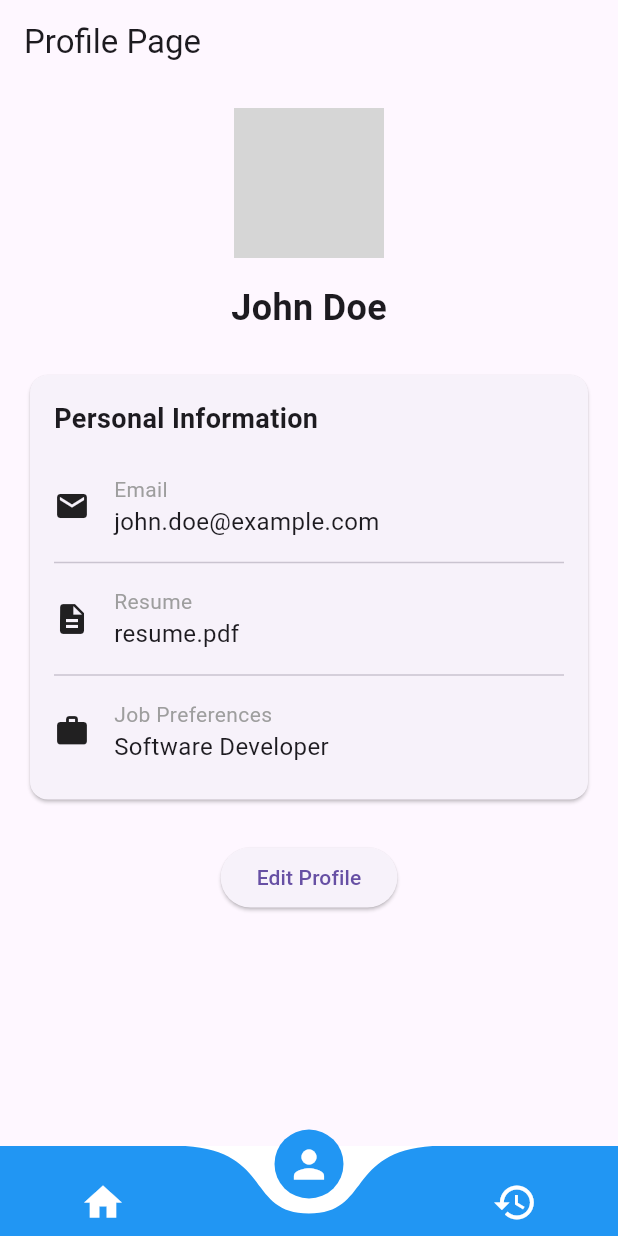
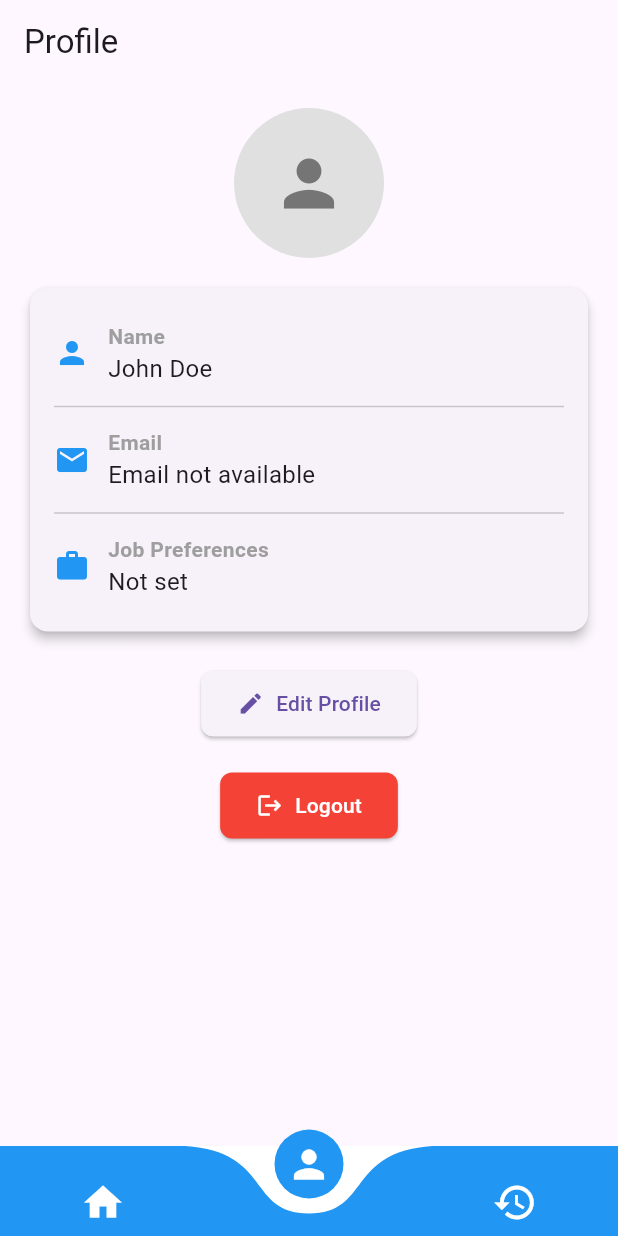
Before and after one commit to this-is-anas/jobly, a Flutter app: the screen it shows once a user with an empty profile is signed in, item 2 of the bottom bar chosen, on a phone screen of 412 x 824 dp. Run offline on Flutter 3.47's test engine with Material 3 defaults, Android fonts, the phone set to English and light mode, and no system bars; drawn by our look-alikes of curved_navigation_bar; our stand-ins replace cloud_firestore, file_picker, firebase_auth, firebase_core, flutter_login, google_fonts and 2 more; accounts and stored records are empty; grey boxes are pictures that could not be loaded.

Commit message:
made ahanges with profile page yet there is an issue of images updating when app is restarted

```diff
--- a/lib/pages/user/profile_page.dart
+++ b/lib/pages/user/profile_page.dart
@@ -1,6 +1,10 @@
 import 'package:flutter/material.dart';
-
+import 'package:firebase_auth/firebase_auth.dart';
+import 'package:cloud_firestore/cloud_firestore.dart';
 import 'edit_profile_page.dart';
+import 'dart:io';
+import 'package:path_provider/path_provider.dart';
+import 'package:jobly/pages/login/login_page.dart';
 
 class ProfilePage extends StatefulWidget {
   const ProfilePage({super.key});
@@ -10,85 +14,165 @@ class ProfilePage extends StatefulWidget {
 }
 
 class _ProfilePageState extends State<ProfilePage> {
-  String _email = 'john.doe@example.com';
-  String _jobPreferences = 'Software Developer';
-  String _resumeFileName = 'resume.pdf';
+  final FirebaseAuth _auth = FirebaseAuth.instance;
+  final FirebaseFirestore _firestore = FirebaseFirestore.instance;
+
+  String? _name = "John Doe";
+  String? _email;
+  String? _jobPreferences;
+  File? _profileImage;
+
+  @override
+  void initState() {
+    super.initState();
+    _loadUserData();
+    _loadLocalImage();
+  }
+
+  Future<void> _loadUserData() async {
+    try {
+      final String userId = _auth.currentUser?.uid ?? '';
+      if (userId.isEmpty) return;
+
+      final docSnapshot =
+      await _firestore.collection('users').doc(userId).get();
+
+      if (docSnapshot.exists) {
+        final data = docSnapshot.data()!;
+        setState(() {
+          _name = data['name'] ?? 'John Doe';
+          _email = data['email'] ?? '';
+          _jobPreferences = data['jobPreferences'] ?? '';
+        });
+      }
+    } catch (e) {
+      print('Error loading user data: $e');
+    }
+  }
+
+  Future<void> _loadLocalImage() async {
+    try {
+      final directory = await getApplicationDocumentsDirectory();
+      final userId = _auth.currentUser?.uid ?? '';
+      final path = '${directory.path}/profile_$userId.jpg';
+      final file = File(path);
+
+      if (await file.exists()) {
+        setState(() {
+          _profileImage = file;
+        });
+      }
+    } catch (e) {
+      print('Error loading local image: $e');
+    }
+  }
+
+  Future<void> _navigateToEditProfile() async {
+    final updatedData = await Navigator.push(
+      context,
+      MaterialPageRoute(builder: (context) => const EditProfilePage()),
+    );
+
+    if (updatedData != null && updatedData is Map<String, dynamic>) {
+      setState(() {
+        _name = updatedData['name'];
+        _email = updatedData['email'];
+        _jobPreferences = updatedData['jobPreferences'];
+      });
+    }
+
+    _loadLocalImage();
+  }
+
+  Future<void> _logout() async {
+    await _auth.signOut(); // Logs out from Firebase
+    if (context.mounted) {
+      // Navigate back to LoginPage after logout
+      Navigator.pushAndRemoveUntil(
+        context,
+        MaterialPageRoute(builder: (context) => const LoginPage()),
+            (route) => false, // Removes all previous routes from stack
+      );
+    }
+  }
 
   @override
   Widget build(BuildContext context) {
     return Scaffold(
-      appBar: AppBar(
-        title: const Text('Profile Page'),
-      ),
-      body: SingleChildScrollView(
+      appBar: AppBar(title: const Text("Profile")),
+      body: Padding(
         padding: const EdgeInsets.all(16.0),
         child: Column(
+          crossAxisAlignment: CrossAxisAlignment.center,
           children: [
-            // Profile Picture Section
-            const CircleAvatar(
+            // Profile Image
+            Center(
+              child: Stack(
+                children: [
+                  CircleAvatar(
                     radius: 50,
-              backgroundImage: AssetImage(
-                  'lib/assets/google.png'), // Add this image to your assets
+                    backgroundColor: Colors.grey[300],
+                    backgroundImage: _profileImage != null
+                        ? FileImage(_profileImage!)
+                        : null,
+                    child: _profileImage == null
+                        ? Icon(Icons.person, size: 50, color: Colors.grey[600])
+                        : null,
+                  ),
+                ],
+              ),
             ),
             const SizedBox(height: 16),
 
-            // User Name Section
-            const Text(
-              'John Doe', // Replace with actual user name
-              style: TextStyle(
-                fontSize: 24,
-                fontWeight: FontWeight.bold,
-              ),
-            ),
-            const SizedBox(height: 24),
-
             // User Information Card
             Card(
+              elevation: 3,
+              shape: RoundedRectangleBorder(
+                borderRadius: BorderRadius.circular(12),
+              ),
               child: Padding(
                 padding: const EdgeInsets.all(16.0),
                 child: Column(
                   crossAxisAlignment: CrossAxisAlignment.start,
                   children: [
-                    const Text(
-                      'Personal Information',
-                      style: TextStyle(
-                        fontSize: 18,
-                        fontWeight: FontWeight.bold,
-                      ),
-                    ),
-                    const SizedBox(height: 16),
-                    _buildInfoRow(Icons.email, 'Email', _email),
+                    _buildProfileInfoRow(Icons.person, "Name", _name ?? "John Doe"),
                     const Divider(),
-                    _buildInfoRow(Icons.description, 'Resume', _resumeFileName),
+                    _buildProfileInfoRow(Icons.email, "Email", _email ?? "Email not available"),
                     const Divider(),
-                    _buildInfoRow(
-                        Icons.work, 'Job Preferences', _jobPreferences),
+                    _buildProfileInfoRow(Icons.work, "Job Preferences", _jobPreferences ?? "Not set"),
                   ],
                 ),
               ),
             ),
+            const SizedBox(height: 20),
 
-            // Edit Button
-            const SizedBox(height: 24),
-            ElevatedButton(
-              onPressed: () async {
-                final result = await Navigator.push(
-                  context,
-                  MaterialPageRoute(
-                    builder: (context) => const EditProfilePage(),
+            // Edit Profile Button
+            ElevatedButton.icon(
+              onPressed: _navigateToEditProfile,
+              icon: const Icon(Icons.edit),
+              label: const Text("Edit Profile"),
+              style: ElevatedButton.styleFrom(
+                padding: const EdgeInsets.symmetric(horizontal: 24, vertical: 12),
+                shape: RoundedRectangleBorder(
+                  borderRadius: BorderRadius.circular(8),
                 ),
-                );
+              ),
+            ),
+            const SizedBox(height: 20),
 
-                if (result != null && mounted) {
-                  setState(() {
-                    _email = result['email'];
-                    _jobPreferences = result['jobPreferences'];
-                    _resumeFileName =
-                        result['resumeFileName'] ?? _resumeFileName;
-                  });
-                }
-              },
-              child: const Text('Edit Profile'),
+            // 🔹 Logout Button
+            ElevatedButton.icon(
+              onPressed: _logout,
+              icon: const Icon(Icons.logout),
+              label: const Text("Logout"),
+              style: ElevatedButton.styleFrom(
+                backgroundColor: Colors.red,
+                foregroundColor: Colors.white,
+                padding: const EdgeInsets.symmetric(horizontal: 24, vertical: 12),
+                shape: RoundedRectangleBorder(
+                  borderRadius: BorderRadius.circular(8),
+                ),
+              ),
             ),
           ],
         ),
@@ -96,30 +180,28 @@ class _ProfilePageState extends State<ProfilePage> {
     );
   }
 
-  Widget _buildInfoRow(IconData icon, String label, String value) {
+  // Helper function to build profile info row
+  Widget _buildProfileInfoRow(IconData icon, String title, String value) {
     return Padding(
-      padding: const EdgeInsets.symmetric(vertical: 8.0),
+      padding: const EdgeInsets.symmetric(vertical: 6),
       child: Row(
         children: [
-          Icon(icon, size: 24),
-          const SizedBox(width: 16),
-          Column(
+          Icon(icon, color: Colors.blue, size: 24),
+          const SizedBox(width: 12),
+          Expanded(
+            child: Column(
               crossAxisAlignment: CrossAxisAlignment.start,
               children: [
                 Text(
-                label,
-                style: const TextStyle(
-                  fontSize: 14,
-                  color: Colors.grey,
-                ),
+                  title,
+                  style: const TextStyle(fontSize: 14, fontWeight: FontWeight.bold, color: Colors.grey),
                 ),
                 Text(
                   value,
-                style: const TextStyle(
-                  fontSize: 16,
-                ),
+                  style: const TextStyle(fontSize: 16),
                 ),
               ],
+            ),
           ),
         ],
       ),
```
Lines whose indentation alone changed are shown as unchanged.
